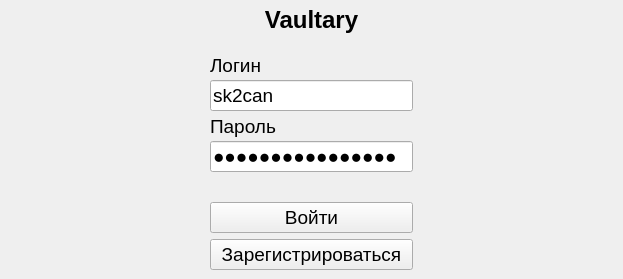
The window that client_side/resources/ui/auth_window.ui (Sk2can/Password-manager) describes before a commit, drawn with Qt 5.
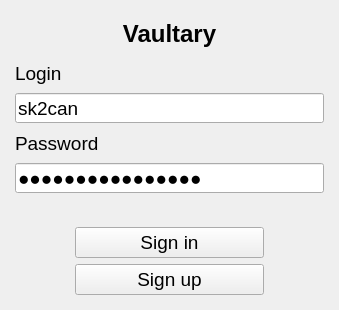
The same window after the commit.

What changed in the file:
```diff
--- a/client_side/resources/ui/auth_window.ui
+++ b/client_side/resources/ui/auth_window.ui
@@ -13,187 +13,93 @@
    <rect>
     <x>0</x>
     <y>0</y>
-    <width>623</width>
-    <height>279</height>
+    <width>339</width>
+    <height>310</height>
    </rect>
   </property>
-  <property name="sizePolicy">
-   <sizepolicy hsizetype="Minimum" vsizetype="Minimum">
-    <horstretch>16</horstretch>
-    <verstretch>9</verstretch>
-   </sizepolicy>
-  </property>
   <property name="minimumSize">
    <size>
-    <width>270</width>
-    <height>270</height>
+    <width>275</width>
+    <height>310</height>
    </size>
   </property>
   <property name="windowTitle">
    <string>Vaultary</string>
   </property>
   <widget class="QWidget" name="centralwidget">
-   <property name="sizePolicy">
-    <sizepolicy hsizetype="Maximum" vsizetype="Maximum">
-     <horstretch>0</horstretch>
-     <verstretch>0</verstretch>
-    </sizepolicy>
-   </property>
-   <layout class="QGridLayout" name="gridLayout" columnstretch="1,1,1">
+   <layout class="QGridLayout" name="gridLayout" rowstretch="1,1,1" columnstretch="1,1,1">
     <property name="sizeConstraint">
      <enum>QLayout::SetDefaultConstraint</enum>
     </property>
     <property name="leftMargin">
-     <number>0</number>
+     <number>15</number>
     </property>
     <property name="topMargin">
-     <number>0</number>
+     <number>15</number>
     </property>
     <property name="rightMargin">
-     <number>0</number>
+     <number>15</number>
     </property>
     <property name="bottomMargin">
-     <number>9</number>
+     <number>15</number>
     </property>
-    <item row="2" column="1">
-     <layout class="QVBoxLayout" name="verticalLayout" stretch="1,0,0">
-      <property name="sizeConstraint">
-       <enum>QLayout::SetMinimumSize</enum>
-      </property>
-      <item>
-       <widget class="QLabel" name="error_label">
+    <item row="0" column="0" colspan="3">
+     <widget class="QWidget" name="widget" native="true">
         <property name="sizePolicy">
-         <sizepolicy hsizetype="Expanding" vsizetype="Expanding">
+       <sizepolicy hsizetype="Preferred" vsizetype="Preferred">
           <horstretch>0</horstretch>
-          <verstretch>0</verstretch>
-         </sizepolicy>
-        </property>
-        <property name="font">
-         <font>
-          <pointsize>12</pointsize>
-         </font>
-        </property>
-        <property name="styleSheet">
-         <string notr="true">color: rgb(255, 0, 0);</string>
-        </property>
-        <property name="text">
-         <string/>
-        </property>
-       </widget>
-      </item>
-      <item>
-       <widget class="QPushButton" name="auth_pushButton">
-        <property name="sizePolicy">
-         <sizepolicy hsizetype="Expanding" vsizetype="Expanding">
-          <horstretch>180</horstretch>
-          <verstretch>0</verstretch>
-         </sizepolicy>
-        </property>
-        <property name="font">
-         <font>
-          <pointsize>14</pointsize>
-         </font>
-        </property>
-        <property name="tabletTracking">
-         <bool>true</bool>
-        </property>
-        <property name="contextMenuPolicy">
-         <enum>Qt::DefaultContextMenu</enum>
-        </property>
-        <property name="text">
-         <string>Войти</string>
-        </property>
-        <property name="iconSize">
-         <size>
-          <width>32</width>
-          <height>32</height>
-         </size>
-        </property>
-        <property name="shortcut">
-         <string>Return</string>
-        </property>
-       </widget>
-      </item>
+        <verstretch>8</verstretch>
+       </sizepolicy>
+      </property>
+      <layout class="QHBoxLayout" name="horizontalLayout_2">
+       <property name="spacing">
+        <number>0</number>
+       </property>
+       <property name="leftMargin">
+        <number>0</number>
+       </property>
+       <property name="topMargin">
+        <number>0</number>
+       </property>
+       <property name="rightMargin">
+        <number>0</number>
+       </property>
+       <property name="bottomMargin">
+        <number>0</number>
+       </property>
       <item>
-       <widget class="QPushButton" name="registration_pushButton">
-        <property name="sizePolicy">
-         <sizepolicy hsizetype="Expanding" vsizetype="Expanding">
-          <horstretch>0</horstretch>
-          <verstretch>0</verstretch>
-         </sizepolicy>
-        </property>
+        <widget class="QLabel" name="label">
         <property name="font">
          <font>
-          <pointsize>14</pointsize>
-          <underline>false</underline>
+           <pointsize>18</pointsize>
+           <weight>75</weight>
+           <bold>true</bold>
          </font>
         </property>
         <property name="text">
-         <string>Зарегистрироваться</string>
-        </property>
+          <string>Vaultary</string>
+         </property>
+         <property name="alignment">
+          <set>Qt::AlignCenter</set>
+         </property>
        </widget>
       </item>
      </layout>
+     </widget>
     </item>
-    <item row="1" column="0" rowspan="2">
-     <layout class="QVBoxLayout" name="verticalLayout_4">
-      <property name="sizeConstraint">
-       <enum>QLayout::SetDefaultConstraint</enum>
-      </property>
-      <item>
-       <spacer name="horizontalSpacer_2">
-        <property name="orientation">
-         <enum>Qt::Horizontal</enum>
-        </property>
-        <property name="sizeType">
-         <enum>QSizePolicy::MinimumExpanding</enum>
-        </property>
-        <property name="sizeHint" stdset="0">
-         <size>
-          <width>0</width>
-          <height>0</height>
-         </size>
-        </property>
-       </spacer>
-      </item>
-     </layout>
-    </item>
-    <item row="1" column="2" rowspan="2">
-     <layout class="QVBoxLayout" name="verticalLayout_3">
-      <property name="sizeConstraint">
-       <enum>QLayout::SetDefaultConstraint</enum>
-      </property>
-      <item>
-       <spacer name="horizontalSpacer">
-        <property name="orientation">
-         <enum>Qt::Horizontal</enum>
-        </property>
-        <property name="sizeType">
-         <enum>QSizePolicy::MinimumExpanding</enum>
-        </property>
-        <property name="sizeHint" stdset="0">
-         <size>
-          <width>0</width>
-          <height>0</height>
-         </size>
-        </property>
-       </spacer>
-      </item>
-     </layout>
-    </item>
-    <item row="1" column="1">
-     <layout class="QVBoxLayout" name="verticalLayout_2" stretch="1,1,1,1">
+    <item row="1" column="0" colspan="3">
+     <layout class="QVBoxLayout" name="verticalLayout_2" stretch="1,1,1,1,0">
       <property name="spacing">
-       <number>0</number>
+       <number>5</number>
       </property>
       <property name="sizeConstraint">
        <enum>QLayout::SetDefaultConstraint</enum>
       </property>
       <property name="topMargin">
-       <number>5</number>
+       <number>0</number>
       </property>
       <property name="bottomMargin">
-       <number>0</number>
+       <number>5</number>
       </property>
       <item>
        <widget class="QLabel" name="login_label">
@@ -218,7 +124,7 @@
          <enum>QFrame::NoFrame</enum>
         </property>
         <property name="text">
-         <string>Логин</string>
+         <string>Login</string>
         </property>
        </widget>
       </item>
@@ -284,7 +190,7 @@
          </font>
         </property>
         <property name="text">
-         <string>Пароль</string>
+         <string>Password</string>
         </property>
        </widget>
       </item>
@@ -318,51 +224,99 @@
         </property>
        </widget>
       </item>
-     </layout>
-    </item>
-    <item row="0" column="0" colspan="3">
-     <widget class="QWidget" name="widget" native="true">
+      <item>
+       <widget class="QLabel" name="error_label">
       <property name="sizePolicy">
-       <sizepolicy hsizetype="Preferred" vsizetype="Preferred">
+         <sizepolicy hsizetype="Expanding" vsizetype="Expanding">
         <horstretch>0</horstretch>
-        <verstretch>8</verstretch>
-       </sizepolicy>
-      </property>
-      <layout class="QHBoxLayout" name="horizontalLayout_2">
-       <property name="spacing">
-        <number>0</number>
+          <verstretch>0</verstretch>
+         </sizepolicy>
+        </property>
+        <property name="font">
+         <font>
+          <pointsize>12</pointsize>
+         </font>
+        </property>
+        <property name="styleSheet">
+         <string notr="true">color: rgb(255, 0, 0);</string>
+        </property>
+        <property name="text">
+         <string/>
+        </property>
+        <property name="wordWrap">
+         <bool>true</bool>
+        </property>
+       </widget>
+      </item>
+     </layout>
+    </item>
+    <item row="2" column="0" colspan="3">
+     <layout class="QVBoxLayout" name="verticalLayout" stretch="0,0">
+      <property name="sizeConstraint">
+       <enum>QLayout::SetMinimumSize</enum>
        </property>
        <property name="leftMargin">
-        <number>0</number>
+       <number>60</number>
        </property>
        <property name="topMargin">
         <number>0</number>
        </property>
        <property name="rightMargin">
-        <number>0</number>
-       </property>
-       <property name="bottomMargin">
-        <number>0</number>
-       </property>
+       <number>60</number>
+      </property>
        <item>
-        <widget class="QLabel" name="label">
+       <widget class="QPushButton" name="auth_pushButton">
+        <property name="sizePolicy">
+         <sizepolicy hsizetype="Expanding" vsizetype="Expanding">
+          <horstretch>180</horstretch>
+          <verstretch>0</verstretch>
+         </sizepolicy>
+        </property>
          <property name="font">
           <font>
-           <pointsize>18</pointsize>
-           <weight>75</weight>
-           <bold>true</bold>
-          </font>
-         </property>
+          <pointsize>14</pointsize>
+         </font>
+        </property>
+        <property name="tabletTracking">
+         <bool>true</bool>
+        </property>
+        <property name="contextMenuPolicy">
+         <enum>Qt::DefaultContextMenu</enum>
+        </property>
          <property name="text">
-          <string>Vaultary</string>
-         </property>
-         <property name="alignment">
-          <set>Qt::AlignCenter</set>
+         <string>Sign in</string>
+        </property>
+        <property name="iconSize">
+         <size>
+          <width>32</width>
+          <height>32</height>
+         </size>
+        </property>
+        <property name="shortcut">
+         <string>Return</string>
+        </property>
+       </widget>
+      </item>
+      <item>
+       <widget class="QPushButton" name="registration_pushButton">
+        <property name="sizePolicy">
+         <sizepolicy hsizetype="Expanding" vsizetype="Expanding">
+          <horstretch>0</horstretch>
+          <verstretch>0</verstretch>
+         </sizepolicy>
+        </property>
+        <property name="font">
+         <font>
+          <pointsize>14</pointsize>
+          <underline>false</underline>
+         </font>
+        </property>
+        <property name="text">
+         <string>Sign up</string>
          </property>
         </widget>
        </item>
       </layout>
-     </widget>
     </item>
    </layout>
   </widget>
```
Lines whose indentation alone changed are shown as unchanged.
